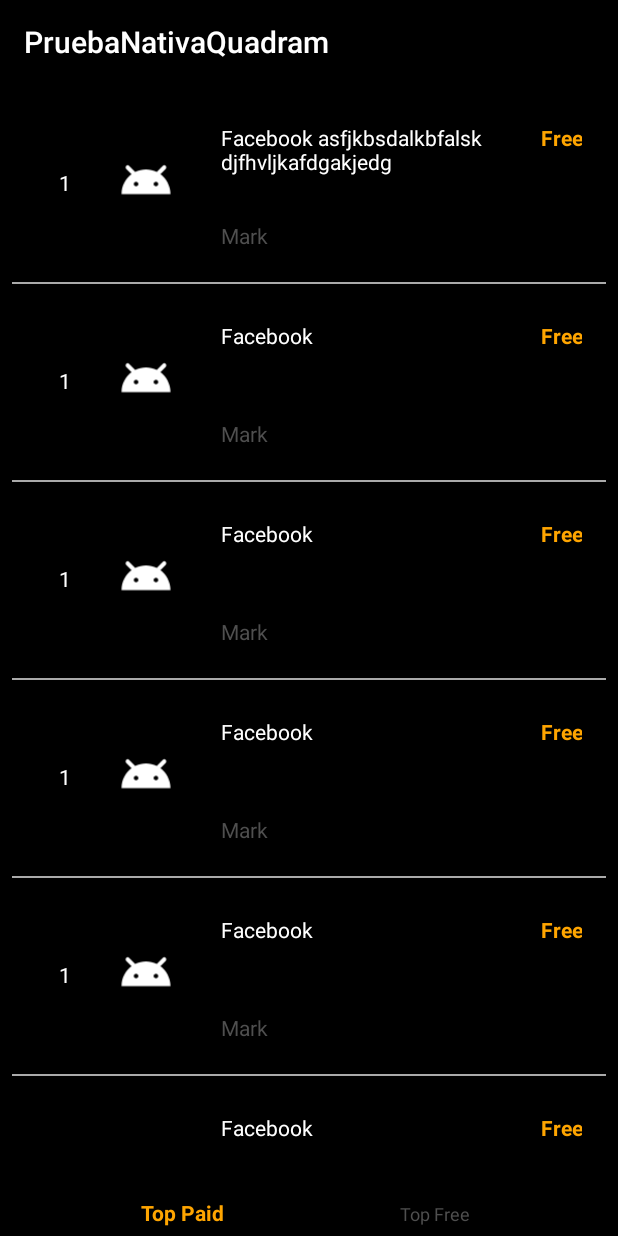
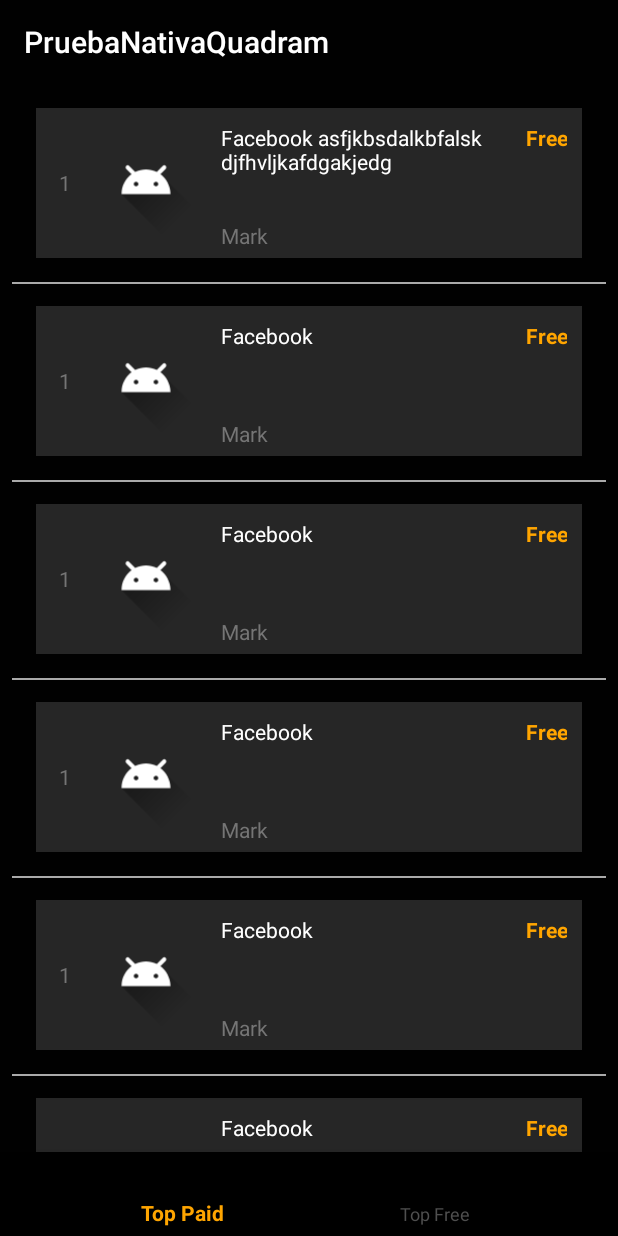
Before and after one commit to Gringo97/PruebaNativaQuadram, an Android app: the screen it shows after launch (MainActivity), on a phone screen of 412 x 824 dp. Run offline under Robolectric (Android 15) with nearby library versions, the phone set to English and light mode, and no system bars; pictures from the network do not load.

Commit message:
Activity AppDetails

```diff
--- a/src/main/java/ruiz/delafuente/oscar/pruebanativaquadram/MainActivity.java
+++ b/src/main/java/ruiz/delafuente/oscar/pruebanativaquadram/Activities/MainActivity.java
@@ -1,22 +1,23 @@
-package ruiz.delafuente.oscar.pruebanativaquadram;
+package ruiz.delafuente.oscar.pruebanativaquadram.Activities;
 
 import android.os.Bundle;
 import android.support.annotation.NonNull;
 import android.support.design.widget.BottomNavigationView;
 import android.support.v7.app.AppCompatActivity;
 import android.support.v7.widget.DefaultItemAnimator;
-import android.support.v7.widget.DividerItemDecoration;
 import android.support.v7.widget.GridLayoutManager;
 import android.support.v7.widget.RecyclerView;
 import android.util.Log;
 import android.view.MenuItem;
 import android.view.View;
-import android.widget.TextView;
 
 import java.util.ArrayList;
 import java.util.List;
 
+import ruiz.delafuente.oscar.pruebanativaquadram.Utils.AppAdapter;
+import ruiz.delafuente.oscar.pruebanativaquadram.CustomItemClickListener;
 import ruiz.delafuente.oscar.pruebanativaquadram.Model.AppModel;
+import ruiz.delafuente.oscar.pruebanativaquadram.R;
 import ruiz.delafuente.oscar.pruebanativaquadram.Utils.SimpleDividerItemDecoration;
 
 public class MainActivity extends AppCompatActivity {
@@ -51,17 +52,22 @@ public class MainActivity extends AppCompatActivity {
         appModelList = new ArrayList<>();
 
         //Dummy Data
-        appModelList.add(new AppModel("https://is1-ssl.mzstatic.com/image/thumb/Purple125/v4/05/6e/c0/056ec02d-310e-d1ba-c888-3534578d9ed8/Prod-1x_U007emarketing-85-220-0-5.png/100x100bb-85.png","Facebook asfjkbsdalkbfalskdjfhvljkafdgakjedg","Mark",9.99));
-       appModelList.add(new AppModel("https://is1-ssl.mzstatic.com/image/thumb/Purple125/v4/05/6e/c0/056ec02d-310e-d1ba-c888-3534578d9ed8/Prod-1x_U007emarketing-85-220-0-5.png/100x100bb-85.png","Facebook","Mark",9.99));
-        appModelList.add(new AppModel("https://is1-ssl.mzstatic.com/image/thumb/Purple125/v4/05/6e/c0/056ec02d-310e-d1ba-c888-3534578d9ed8/Prod-1x_U007emarketing-85-220-0-5.png/100x100bb-85.png","Facebook","Mark",9.99));
-        appModelList.add(new AppModel("https://is1-ssl.mzstatic.com/image/thumb/Purple125/v4/05/6e/c0/056ec02d-310e-d1ba-c888-3534578d9ed8/Prod-1x_U007emarketing-85-220-0-5.png/100x100bb-85.png","Facebook","Mark",9.99));
-        appModelList.add(new AppModel("https://is1-ssl.mzstatic.com/image/thumb/Purple125/v4/05/6e/c0/056ec02d-310e-d1ba-c888-3534578d9ed8/Prod-1x_U007emarketing-85-220-0-5.png/100x100bb-85.png","Facebook","Mark",9.99));
-        appModelList.add(new AppModel("https://is1-ssl.mzstatic.com/image/thumb/Purple125/v4/05/6e/c0/056ec02d-310e-d1ba-c888-3534578d9ed8/Prod-1x_U007emarketing-85-220-0-5.png/100x100bb-85.png","Facebook","Mark",9.99));
+        appModelList.add(new AppModel("1", "https://is1-ssl.mzstatic.com/image/thumb/Purple125/v4/05/6e/c0/056ec02d-310e-d1ba-c888-3534578d9ed8/Prod-1x_U007emarketing-85-220-0-5.png/100x100bb-85.png","Facebook asfjkbsdalkbfalskdjfhvljkafdgakjedg","Mark",9.99));
+        appModelList.add(new AppModel("2","https://is1-ssl.mzstatic.com/image/thumb/Purple125/v4/05/6e/c0/056ec02d-310e-d1ba-c888-3534578d9ed8/Prod-1x_U007emarketing-85-220-0-5.png/100x100bb-85.png","Facebook","Mark",9.99));
+        appModelList.add(new AppModel("3","https://is1-ssl.mzstatic.com/image/thumb/Purple125/v4/05/6e/c0/056ec02d-310e-d1ba-c888-3534578d9ed8/Prod-1x_U007emarketing-85-220-0-5.png/100x100bb-85.png","Facebook","Mark",9.99));
+        appModelList.add(new AppModel("4","https://is1-ssl.mzstatic.com/image/thumb/Purple125/v4/05/6e/c0/056ec02d-310e-d1ba-c888-3534578d9ed8/Prod-1x_U007emarketing-85-220-0-5.png/100x100bb-85.png","Facebook","Mark",9.99));
+        appModelList.add(new AppModel("5","https://is1-ssl.mzstatic.com/image/thumb/Purple125/v4/05/6e/c0/056ec02d-310e-d1ba-c888-3534578d9ed8/Prod-1x_U007emarketing-85-220-0-5.png/100x100bb-85.png","Facebook","Mark",9.99));
+        appModelList.add(new AppModel("6","https://is1-ssl.mzstatic.com/image/thumb/Purple125/v4/05/6e/c0/056ec02d-310e-d1ba-c888-3534578d9ed8/Prod-1x_U007emarketing-85-220-0-5.png/100x100bb-85.png","Facebook","Mark",9.99));
 
         adapter = new AppAdapter(this, appModelList, new CustomItemClickListener() {
             @Override
-            public void onItemClick(View v, String name) {
-                Log.d(TAG, "clicked position:" + name);
+            public void onItemClick(View v, String id) {
+
+              for (int i = 0; i < appModelList.size();i ++){
+                  if(appModelList.get(i).getAppId() == id){
+
+                  }
+                }
             }
         });
 
--- a/src/main/java/ruiz/delafuente/oscar/pruebanativaquadram/Model/AppModel.java
+++ b/src/main/java/ruiz/delafuente/oscar/pruebanativaquadram/Model/AppModel.java
@@ -2,6 +2,7 @@ package ruiz.delafuente.oscar.pruebanativaquadram.Model;
 
 public class AppModel {
 
+    private String appId;
     private String appImage;
     private String appName;
     private String appArtist;
@@ -11,13 +12,21 @@ public class AppModel {
 
     }
 
-    public AppModel(String appImage, String appName, String appArtist, Double appPrice) {
+    public AppModel(String appId,String appImage, String appName, String appArtist, Double appPrice) {
+        this.appId = appId;
         this.appImage = appImage;
         this.appName = appName;
         this.appArtist = appArtist;
         this.appPrice = appPrice;
     }
 
+    public String getAppId() {
+        return appId;
+    }
+
+    public void setAppId(String appId) {
+        this.appId = appId;
+    }
 
     public String getAppImage() {
         return appImage;
--- a/src/main/java/ruiz/delafuente/oscar/pruebanativaquadram/AppAdapter.java
+++ b/src/main/java/ruiz/delafuente/oscar/pruebanativaquadram/Utils/AppAdapter.java
@@ -1,4 +1,4 @@
-package ruiz.delafuente.oscar.pruebanativaquadram;
+package ruiz.delafuente.oscar.pruebanativaquadram.Utils;
 
 import android.content.Context;
 import android.support.v7.widget.RecyclerView;
@@ -10,15 +10,17 @@ import android.widget.ImageView;
 import android.widget.TextView;
 import com.bumptech.glide.Glide;
 import java.util.List;
+
+import ruiz.delafuente.oscar.pruebanativaquadram.CustomItemClickListener;
 import ruiz.delafuente.oscar.pruebanativaquadram.Model.AppModel;
+import ruiz.delafuente.oscar.pruebanativaquadram.R;
 
-import static android.support.constraint.Constraints.TAG;
 
 public class AppAdapter extends RecyclerView.Adapter<AppAdapter.MyViewHolder> {
 
     private Context mContext;
     private List<AppModel> appModelList;
-    private  CustomItemClickListener listener;
+    private CustomItemClickListener listener;
 
 
     public class MyViewHolder extends RecyclerView.ViewHolder{
@@ -90,7 +92,7 @@ public class AppAdapter extends RecyclerView.Adapter<AppAdapter.MyViewHolder> {
 
 
             Glide.with(mContext).load(appModel.getAppImage())
-                    .override(80, 80).thumbnail(0.1f).centerCrop().error(R.drawable.ic_launcher_foreground)
+                    .override(80, 80).centerCrop().error(R.drawable.ic_launcher_foreground)
                     .into(holder.imgAppCardView);
 
 
--- a/src/main/res/layout/activity_main.xml
+++ b/src/main/res/layout/activity_main.xml
@@ -6,7 +6,7 @@
     android:layout_width="match_parent"
     android:layout_height="match_parent"
     android:background="@color/colorPrimary"
-    tools:context=".MainActivity">
+    tools:context=".Activities.MainActivity">
 
     <android.support.v7.widget.RecyclerView
         android:id="@+id/RecyclerViewAppList"
--- a/src/main/res/layout/app_model_card.xml
+++ b/src/main/res/layout/app_model_card.xml
@@ -10,7 +10,7 @@
         android:layout_height="match_parent"
         android:layout_gravity="center"
         android:layout_margin="@dimen/activity_horizontal_margin"
-        card_view:cardBackgroundColor="@color/colorPrimary"
+        card_view:cardBackgroundColor="@color/colorPrimaryDark2"
         card_view:cardCornerRadius="@dimen/card_album_radius"
         card_view:cardElevation="0dp">
 
@@ -35,7 +35,7 @@
                     android:layout_marginLeft="15dp"
                     android:gravity="center_vertical"
                     android:text="1"
-                    android:textColor="@android:color/white" />
+                    android:textColor="@color/colorLightGrey" />
 
                 <ImageView
                     android:id="@+id/imgAppCardView"
@@ -71,6 +71,7 @@
                             android:id="@+id/txtVAppPriceCardView"
                             android:layout_width="match_parent"
                             android:layout_height="wrap_content"
+                            android:layout_marginRight="10dp"
                             android:layout_marginTop="10dp"
                             android:layout_weight="6"
                             android:text="4,95€"
@@ -84,7 +85,7 @@
                         android:layout_width="match_parent"
                         android:layout_height="wrap_content"
                         android:text="TextView"
-                        android:textColor="@color/colorDarkGrey" />
+                        android:textColor="@color/colorLightGrey" />
                 </LinearLayout>
 
             </LinearLayout>
--- a/src/main/res/values/colors.xml
+++ b/src/main/res/values/colors.xml
@@ -1,9 +1,12 @@
 <?xml version="1.0" encoding="utf-8"?>
 <resources>
-    <color name="colorPrimary">#000000</color>
-    <color name="colorPrimaryDark">#000000</color>
-    <color name="colorAccent">#FF4081</color>
+    <color name="colorPrimary">#010101</color>
+    <color name="colorPrimaryDark">#101011</color>
+    <color name="colorPrimaryDark2">#262626</color>
+    <color name="colorAccent">#FF4081</color>git stat
+    <color name="colorDarkGrey">#4f4f4f</color>
+    <color name="colorLightGrey">#757575</color>
     <color name="colorOrange">#ffa500</color>
-    <color name="colorDarkGrey">#4f4f4f</color>
+    <color name="colorLightBlue">#1524C1</color>
 
 </resources>
```
Also changed, not shown: build.gradle (+6 -2 lines), src/main/AndroidManifest.xml (+6 -1 lines), src/main/java/ruiz/delafuente/oscar/pruebanativaquadram/Activities/AppDetailActivity.java (added, +37 -0 lines), src/main/res/layout/activity_app_detail.xml (added, +220 -0 lines), src/main/res/values/strings.xml (+12 -4 lines), 1 other file.
